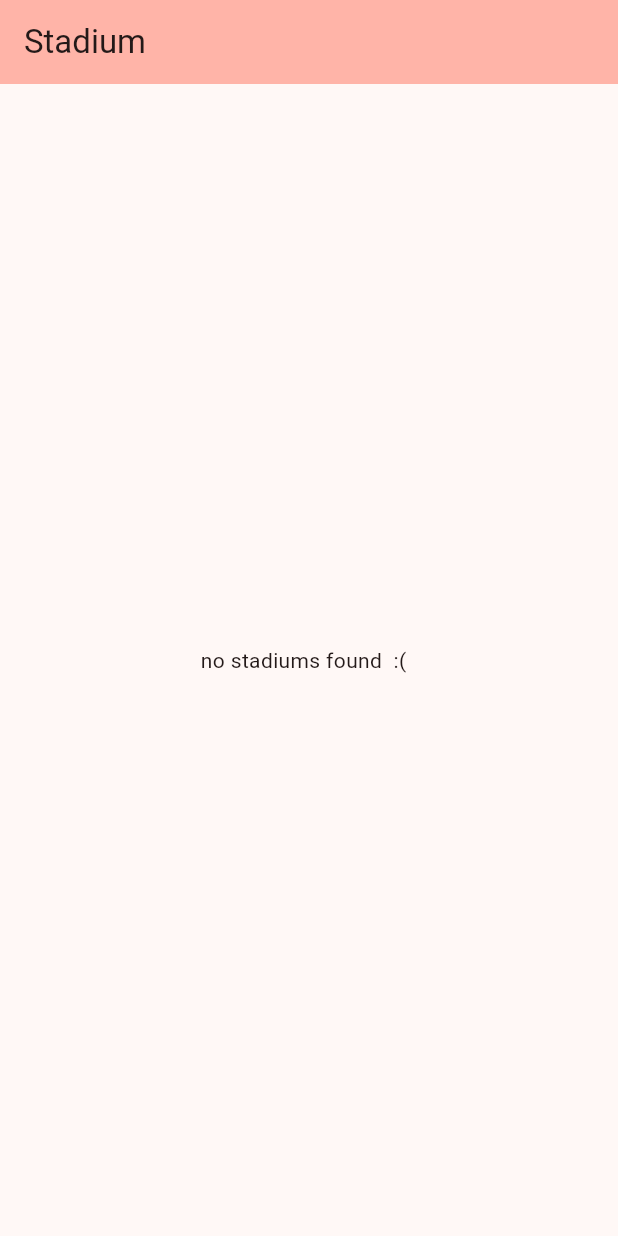
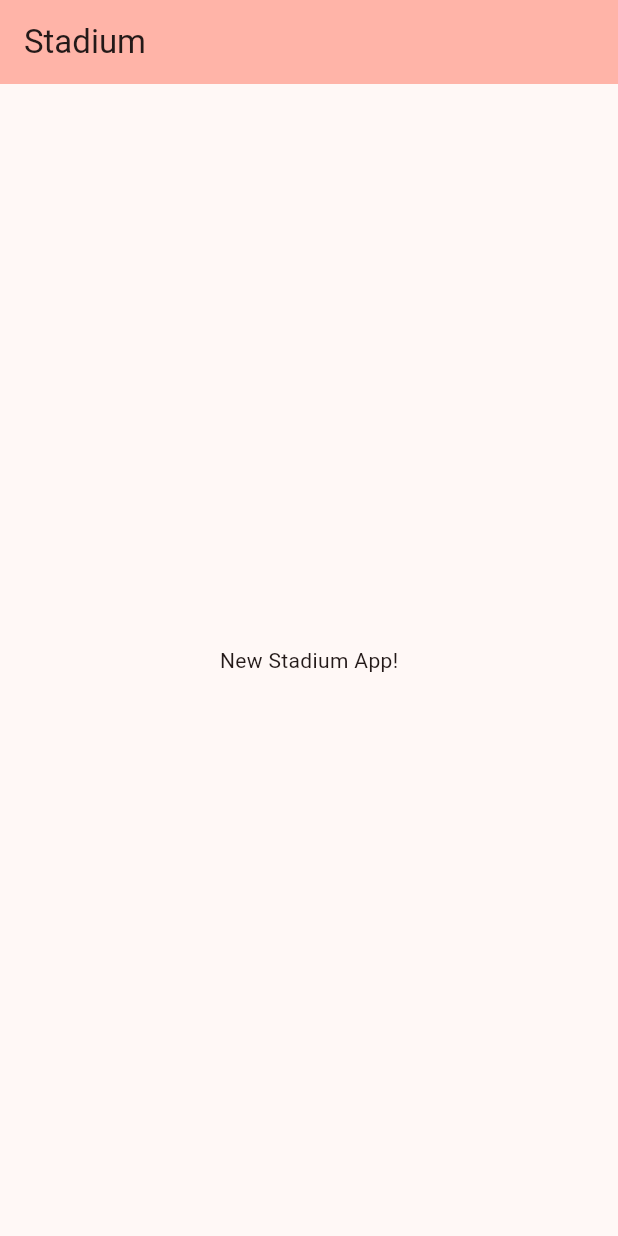
Before and after one commit to yoninani7/Yona_ecommerce, a Flutter app: the screen it shows after launch, on a phone screen of 412 x 824 dp. Run offline on Flutter 3.47's test engine with Material 3 defaults, Android fonts, the light colour scheme and no system bars.

Commit message:
Update main.dart

```diff
--- a/project1/lib/main.dart
+++ b/project1/lib/main.dart
@@ -41,7 +41,7 @@ class _MyHomePageState extends State<MyHomePage> {
       body: Center(
         child: Column(
           mainAxisAlignment: MainAxisAlignment.center,
-          children: <Widget>[const Text('no stadiums found  :(  ')],
+          children: <Widget>[const Text('New Stadium App!')],
         ),
       ),
     );
```
